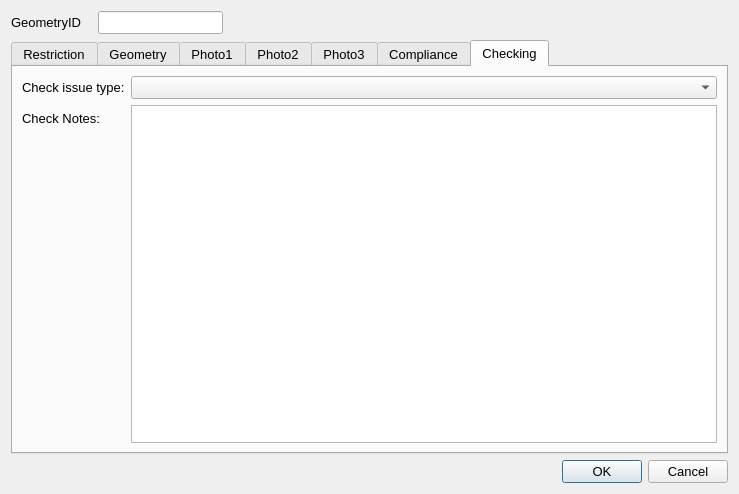
Above: ui/CarriagwayMarkings.ui from tlh22/demandForm before the change. Below: the same form after it.
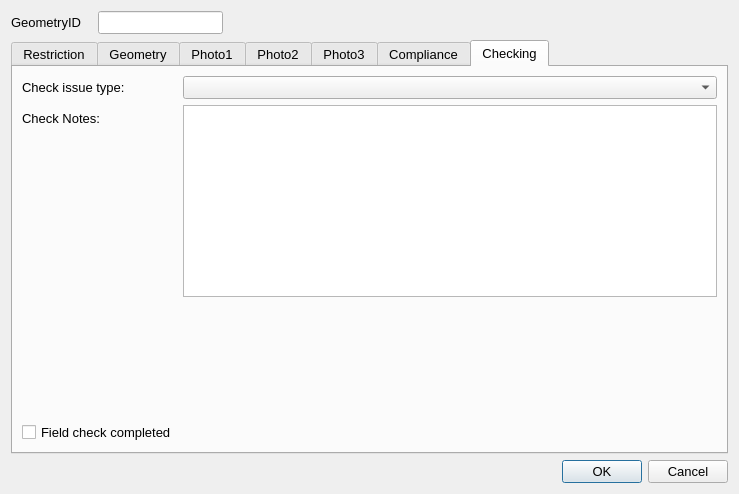
That is the form after the change. The open tabs and pages were chosen to show the change. Icons and pictures are not drawn.

Patch:
```diff
--- a/ui/CarriagwayMarkings.ui
+++ b/ui/CarriagwayMarkings.ui
@@ -590,6 +590,26 @@
        <item row="0" column="1">
         <widget class="QComboBox" name="MHTC_CheckIssueTypeID"/>
        </item>
+       <item row="3" column="0">
+        <widget class="QCheckBox" name="FieldCheckCompleted">
+         <property name="text">
+          <string>Field check completed</string>
+         </property>
+        </widget>
+       </item>
+       <item row="2" column="0">
+        <spacer name="verticalSpacer_2">
+         <property name="orientation">
+          <enum>Qt::Vertical</enum>
+         </property>
+         <property name="sizeHint" stdset="0">
+          <size>
+           <width>20</width>
+           <height>20</height>
+          </size>
+         </property>
+        </spacer>
+       </item>
       </layout>
      </widget>
     </widget>
```
